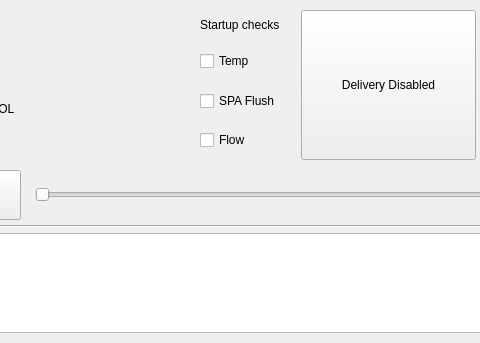
First picture: the form in ui/resources/RunPage_widget.ui, repository tamdak-dan/rch-steamer, before the edit; both pictures show x 129 to 609 and y 0 to 343 of the 800 by 343 pixel window.
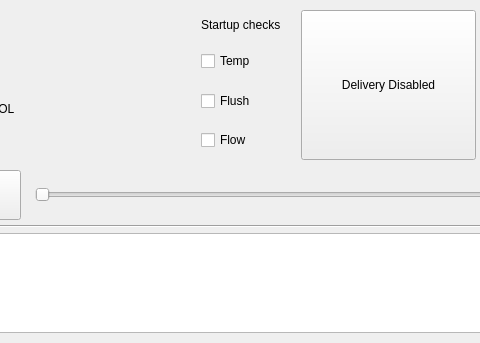
Second picture: the form after the edit.

Commit message:
Startup checks: "Flush N/20" shows SPA flush progress
- Read GVL_HMI.stHmiStatus.stProcess.nSpaCorssings (UINT, FB_SpaFlush
  nCrossings via FB_ProcessCalcs, TwinCAT 06ff602) as an optional tag.
- The SPA Flush checkbox now reads "Flush 7/20" (capped at 20/20, the
  PLC's nFlushCycles), still ticked from bSpaFlushed. Shows just "Flush"
  if the PLC program doesn't publish the count.
- The checkbox reserves the width of "Flush 20/20" so the box (and the
  top row) doesn't resize as the count goes up.

Claude-Session: https://claude.ai/code/session_01DpXPRdHiQR1SXg7JssSBq7

Patch:
```diff
--- a/ui/resources/RunPage_widget.ui
+++ b/ui/resources/RunPage_widget.ui
@@ -297,7 +297,7 @@
                  <enum>Qt::FocusPolicy::NoFocus</enum>
                 </property>
                 <property name="text">
-                 <string>SPA Flush</string>
+                 <string>Flush</string>
                 </property>
                </widget>
               </item>
```
The commit also changes 2 other files.
